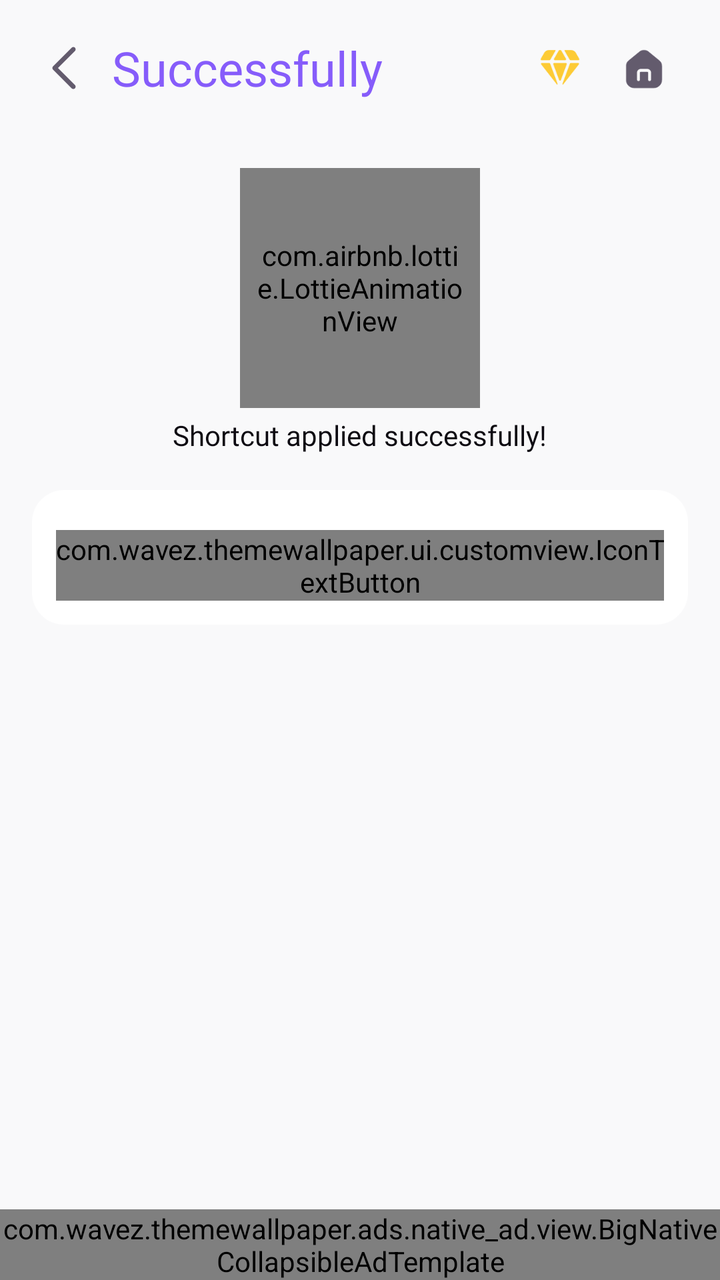
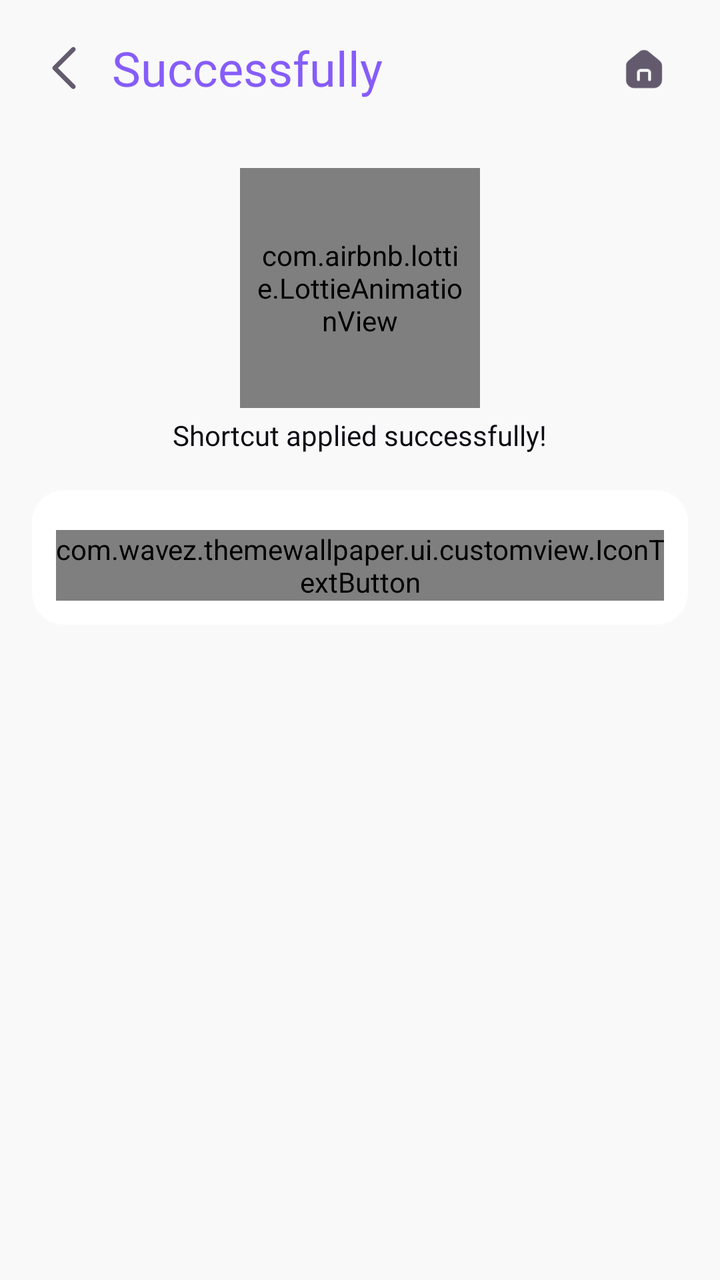

Two renders of the same Android screen: before a commit and after it. Below are the layout's source before the change and the commit's diff.
<!-- AndroidManifest.xml: activity theme Theme.ThemeWallpaper -->
<!-- res/layout/activity_apply_icons.xml -->
<?xml version="1.0" encoding="utf-8"?>
<androidx.constraintlayout.widget.ConstraintLayout xmlns:android="http://schemas.android.com/apk/res/android"
    xmlns:app="http://schemas.android.com/apk/res-auto"
    xmlns:tools="http://schemas.android.com/tools"
    android:id="@+id/main"
    android:layout_width="match_parent"
    android:layout_height="match_parent"
    android:background="@color/surface_1"
    tools:context=".ui.theme.activities.AppliedThemeActivity">

    <LinearLayout
        android:id="@+id/toolbar"
        android:layout_width="match_parent"
        android:layout_height="wrap_content"
        android:gravity="center"
        android:orientation="horizontal"
        android:paddingVertical="10dp"
        android:paddingStart="8dp"
        android:paddingEnd="16dp"
        app:layout_constraintTop_toTopOf="parent">

        <androidx.appcompat.widget.AppCompatImageView
            android:id="@+id/btnBack"
            android:layout_width="48dp"
            android:layout_height="48dp"
            android:background="?selectableItemBackground"
            android:padding="10dp"
            android:src="@drawable/ic_back_1" />

        <androidx.appcompat.widget.AppCompatTextView
            android:id="@+id/tvTitle"
            style="@style/NunitoExtraBold.24"
            android:layout_width="0dp"
            android:layout_height="wrap_content"
            android:layout_weight="1"
            android:ellipsize="end"
            android:maxLines="1"
            android:text="@string/successfully"
            android:textColor="@color/primary_high_em" />

        <androidx.appcompat.widget.AppCompatImageView
            android:id="@+id/btnPremium"
            android:layout_width="wrap_content"
            android:layout_height="wrap_content"
            android:background="?selectableItemBackground"
            android:src="@drawable/ic_premium" />

        <androidx.appcompat.widget.AppCompatImageView
            android:id="@+id/btnHome"
            android:layout_width="44dp"
            android:layout_height="44dp"
            android:background="?selectableItemBackground"
            android:padding="10dp"
            android:src="@drawable/ic_home" />

    </LinearLayout>

    <androidx.core.widget.NestedScrollView
        android:layout_width="match_parent"
        android:layout_height="0dp"
        android:clipToPadding="false"
        app:layout_constraintBottom_toTopOf="@+id/banner_ads"
        app:layout_constraintTop_toBottomOf="@id/toolbar">

        <LinearLayout
            android:layout_width="match_parent"
            android:layout_height="wrap_content"
            android:gravity="center_horizontal"
            android:orientation="vertical"
            android:paddingBottom="24dp">

            <com.airbnb.lottie.LottieAnimationView
                android:id="@+id/lottieLoading"
                android:layout_width="120dp"
                android:layout_height="120dp"
                android:layout_marginTop="16dp"
                android:padding="8dp"
                app:lottie_autoPlay="true"
                app:lottie_loop="true"
                app:lottie_rawRes="@raw/done" />

            <androidx.appcompat.widget.AppCompatTextView
                android:id="@+id/tvAppliedMessage"
                style="@style/NunitoMedium.14"
                android:layout_width="wrap_content"
                android:layout_height="wrap_content"
                android:layout_marginTop="4dp"
                android:textColor="@color/textHighEm"
                android:text="@string/shortcut_applied_successfully" />

            <LinearLayout
                android:id="@+id/viewRemainingIcons"
                android:layout_width="match_parent"
                android:layout_height="wrap_content"
                android:layout_marginHorizontal="16dp"
                android:layout_marginTop="18dp"
                android:background="@drawable/border_16"
                android:gravity="center_horizontal"
                android:orientation="vertical"
                android:padding="12dp"
                android:visibility="visible">

                <androidx.recyclerview.widget.RecyclerView
                    android:id="@+id/rcvRemainingIcons"
                    android:layout_width="wrap_content"
                    android:layout_height="wrap_content"
                    android:nestedScrollingEnabled="false"
                    app:layoutManager="androidx.recyclerview.widget.GridLayoutManager"
                    app:spanCount="4"
                    tools:itemCount="8"
                    tools:listitem="@layout/item_icon_preview" />

                <com.wavez.themewallpaper.ui.customview.IconTextButton
                    android:id="@+id/btnViewMoreIcons"
                    android:layout_width="match_parent"
                    android:layout_height="wrap_content"
                    android:layout_marginTop="8dp"
                    app:btnBackground="@drawable/bg_button_outline_1"
                    app:btnIconRight="@drawable/ic_arow_right"
                    app:btnText="@string/view_more_icon"
                    app:btnTextColor="@color/primary_high_em" />

            </LinearLayout>

            <LinearLayout
                android:id="@+id/viewSuggestedThemes"
                android:layout_width="match_parent"
                android:layout_height="wrap_content"
                android:orientation="vertical"
                android:visibility="gone">

                <androidx.appcompat.widget.AppCompatTextView
                    style="@style/NunitoBold.16"
                    android:layout_width="match_parent"
                    android:layout_height="wrap_content"
                    android:layout_marginHorizontal="16dp"
                    android:layout_marginTop="22dp"
                    android:text="@string/suggested_themes"
                    android:textColor="@color/textHighEm" />

                <androidx.recyclerview.widget.RecyclerView
                    android:id="@+id/rcvSuggestedThemes"
                    android:layout_width="match_parent"
                    android:layout_height="wrap_content"
                    android:layout_marginHorizontal="16dp"
                    android:layout_marginTop="8dp"
                    android:nestedScrollingEnabled="false"
                    android:orientation="vertical"
                    app:layoutManager="androidx.recyclerview.widget.LinearLayoutManager"
                    tools:listitem="@layout/item_icon" />

            </LinearLayout>

        </LinearLayout>

    </androidx.core.widget.NestedScrollView>

    <com.ads.admob.banner_ads.BannerAdView
        android:id="@+id/banner_ads"
        android:layout_width="match_parent"
        android:layout_height="wrap_content"
        app:layout_constraintBottom_toBottomOf="parent" />

    <com.wavez.themewallpaper.ads.native_ad.view.BigNativeCollapsibleAdTemplate
        android:id="@+id/native_apply"
        android:layout_width="match_parent"
        android:layout_height="wrap_content"
        app:layout_constraintBottom_toBottomOf="parent"
        />

</androidx.constraintlayout.widget.ConstraintLayout>
<!-- res/layout/item_icon_preview.xml (included above) -->
<?xml version="1.0" encoding="utf-8"?>
<LinearLayout xmlns:android="http://schemas.android.com/apk/res/android"
    android:layout_width="wrap_content"
    android:layout_height="wrap_content"
    android:gravity="center"
    android:orientation="vertical"
    android:padding="6dp">

    <com.google.android.material.imageview.ShapeableImageView
        android:id="@+id/ivIcon"
        android:layout_width="56dp"
        android:layout_height="56dp"
        android:scaleType="centerCrop" />
</LinearLayout>
<!-- res/layout/item_icon.xml (included above) -->
<?xml version="1.0" encoding="utf-8"?>
<androidx.constraintlayout.widget.ConstraintLayout xmlns:android="http://schemas.android.com/apk/res/android"
    xmlns:app="http://schemas.android.com/apk/res-auto"
    android:layout_width="match_parent"
    android:layout_height="wrap_content"
    android:layout_marginVertical="12dp"
    android:orientation="vertical">

    <LinearLayout
        android:id="@+id/viewContent"
        android:layout_width="match_parent"
        android:layout_height="wrap_content"
        android:orientation="vertical"
        app:layout_constraintTop_toTopOf="parent">

        <LinearLayout
            android:layout_width="match_parent"
            android:layout_height="wrap_content"
            android:gravity="center_vertical"
            android:orientation="horizontal">

            <androidx.appcompat.widget.AppCompatTextView
                android:id="@+id/tvName"
                style="@style/NunitoMedium.16"
                android:layout_width="0dp"
                android:layout_height="wrap_content"
                android:layout_weight="1"
                android:textColor="@color/textHighEm" />

            <androidx.appcompat.widget.AppCompatTextView
                android:id="@+id/tvViewAll"
                style="@style/NunitoMedium.14"
                android:layout_width="wrap_content"
                android:layout_height="wrap_content"
                android:textColor="@color/primary_med_em"
                android:drawableEnd="@drawable/ic_arow_right"
                android:gravity="center_vertical"
                android:text="@string/view_all" />
        </LinearLayout>

        <com.google.android.material.imageview.ShapeableImageView
            android:id="@+id/ivImage"
            android:layout_width="match_parent"
            android:layout_height="@dimen/_150sdp"
            android:layout_marginTop="8dp"
            android:scaleType="centerCrop"
            android:src="@mipmap/ic_launcher"
            app:shapeAppearance="@style/round_img_16" />

    </LinearLayout>

    <include
        android:id="@+id/viewLoading"
        layout="@layout/view_image_loading"
        android:layout_width="0dp"
        android:layout_height="0dp"
        android:visibility="gone"
        app:layout_constraintBottom_toBottomOf="@id/viewContent"
        app:layout_constraintEnd_toEndOf="@id/viewContent"
        app:layout_constraintStart_toStartOf="@id/viewContent"
        app:layout_constraintTop_toTopOf="@id/viewContent" />
</androidx.constraintlayout.widget.ConstraintLayout>
<!-- res/layout/view_image_loading.xml (included above) -->
<?xml version="1.0" encoding="utf-8"?>
<LinearLayout xmlns:android="http://schemas.android.com/apk/res/android"
    android:layout_width="match_parent"
    android:layout_height="match_parent"
    android:background="@drawable/bg_wallpaper_loading"
    android:gravity="center"
    android:orientation="vertical">

    <LinearLayout
        android:id="@+id/loadingGroup"
        android:layout_width="wrap_content"
        android:layout_height="wrap_content"
        android:gravity="center"
        android:orientation="vertical">

        <ProgressBar
            android:id="@+id/progressLoading"
            style="?android:attr/progressBarStyleSmall"
            android:layout_width="28dp"
            android:layout_height="28dp"
            android:indeterminate="true"
            android:indeterminateTint="@color/primary_high_em" />

        <androidx.appcompat.widget.AppCompatTextView
            style="@style/NunitoMedium.12"
            android:layout_width="wrap_content"
            android:layout_height="wrap_content"
            android:layout_marginTop="8dp"
            android:text="@string/loading"
            android:textColor="@color/text_med_em" />

    </LinearLayout>

    <LinearLayout
        android:id="@+id/errorGroup"
        android:layout_width="wrap_content"
        android:layout_height="wrap_content"
        android:clickable="true"
        android:focusable="true"
        android:foreground="?attr/selectableItemBackgroundBorderless"
        android:gravity="center"
        android:orientation="vertical"
        android:padding="8dp"
        android:visibility="gone">

        <androidx.appcompat.widget.AppCompatImageView
            android:id="@+id/ivReload"
            android:layout_width="32dp"
            android:layout_height="32dp"
            android:src="@drawable/ic_reload" />

        <androidx.appcompat.widget.AppCompatTextView
            style="@style/NunitoMedium.12"
            android:layout_width="wrap_content"
            android:layout_height="wrap_content"
            android:layout_marginTop="6dp"
            android:text="@string/reload"
            android:textColor="@color/text_med_em" />

    </LinearLayout>

</LinearLayout>
<!-- resources referenced by this layout -->
<resources>
  <color name="primary_high_em">#865CFA</color>
  <color name="primary_med_em">#865CFA</color>
  <color name="surface_1">#F9F9FA</color>
  <color name="textHighEm">#0D0A11</color>
  <color name="text_med_em">#635B6D</color>
  <dimen name="_150sdp">150dp</dimen>
  <!-- drawable ic_premium (drawable) -->
  <vector xmlns:android="http://schemas.android.com/apk/res/android"
      android:width="40dp"
      android:height="40dp"
      android:viewportWidth="40"
      android:viewportHeight="40">
      <path
          android:fillColor="#FFFDCB35"
          android:pathData="M14.33 11.06h3.17c0.18 0 0.3 0.2 0.2 0.35l-2.55 4.46c-0.08 0.15-0.23 0.23-0.4 0.23h-4.02c-0.28 0-0.5-0.25-0.4-0.52 0.05-0.16 0.13-0.32 0.21-0.47l1.6-2.78c0.45-0.78 1.28-1.27 2.19-1.27Z"/>
      <path
          android:fillColor="#FFFDCB35"
          android:pathData="M10.9 17.48c-0.3 0-0.52 0.3-0.37 0.57 0.07 0.13 0.16 0.26 0.25 0.38l7.6 9.72c0.2 0.27 0.52 0.02 0.4-0.3l-3.73-10.07c-0.07-0.18-0.24-0.3-0.43-0.3H10.9Z"/>
      <path
          android:fillColor="#FFFDCB35"
          android:pathData="M17.06 17.48c-0.32 0-0.54 0.32-0.43 0.62l2.94 7.93c0.15 0.4 0.71 0.4 0.86 0l2.94-7.93c0.1-0.3-0.11-0.62-0.43-0.62h-5.88Z"/>
      <path
          android:fillColor="#FFFDCB35"
          android:pathData="M25.38 17.48c-0.2 0-0.36 0.12-0.43 0.3l-3.73 10.07c-0.12 0.32 0.2 0.57 0.4 0.3l7.6-9.72c0.1-0.12 0.18-0.25 0.25-0.38 0.15-0.27-0.07-0.57-0.38-0.57h-3.7Z"/>
      <path
          android:fillColor="#FFFDCB35"
          android:pathData="M29.67 15.58c0.1 0.27-0.12 0.52-0.4 0.52h-4.02c-0.17 0-0.32-0.08-0.4-0.23l-2.56-4.46c-0.08-0.16 0.03-0.35 0.2-0.35h3.18c0.9 0 1.74 0.49 2.2 1.27l1.59 2.78c0.08 0.15 0.15 0.31 0.21 0.47Z"/>
      <path
          android:fillColor="#FFFDCB35"
          android:pathData="M23 15.42c0.18 0.3-0.04 0.68-0.4 0.68h-5.2c-0.36 0-0.58-0.38-0.4-0.68l1.9-3.33 0.45-0.8c0.08-0.14 0.24-0.23 0.4-0.23h0.5c0.16 0 0.32 0.1 0.4 0.23l0.45 0.8 1.9 3.33Z"/>
  </vector>
  <string name="loading">Loading…</string>
  <string name="reload">Reload</string>
  <string name="shortcut_applied_successfully">Shortcut applied successfully!</string>
  <string name="successfully">Successfully</string>
  <string name="suggested_themes">Suggested themes</string>
  <string name="view_all">View all</string>
  <string name="view_more_icon">View more icon</string>
  <style name="NunitoBold.16" parent="NunitoBold">
          <item name="android:textSize">16sp</item>
      </style>
  <style name="NunitoExtraBold.24" parent="NunitoExtraBold">
          <item name="android:textSize">24sp</item>
      </style>
  <style name="NunitoMedium.12" parent="NunitoMedium">
          <item name="android:textSize">12sp</item>
      </style>
  <style name="NunitoMedium.14" parent="NunitoMedium">
          <item name="android:textSize">14sp</item>
      </style>
  <style name="NunitoMedium.16" parent="NunitoMedium">
          <item name="android:textSize">16sp</item>
      </style>
  <style name="round_img_16">
          <item name="cornerSize">16dp</item>
      </style>
  <style name="Theme.ThemeWallpaper" parent="Base.Theme.P67ControllerWidget" />
  <color name="white">#FFFFFFFF</color>
  <color name="primary_base_em">#F6F3FF</color>
  <dimen name="_100sdp">100dp</dimen>
  <color name="outlinePrimaryMedEm">#C7B3FF</color>
  <color name="outline_base_em">#F5F4F6</color>
  <color name="ic_launcher_background">#EAC8C9</color>
  <style name="NunitoBold" parent="NunitoBase">
          <item name="android:fontFamily">@font/nunito_bold</item>
          <item name="android:textStyle">bold</item>
      </style>
  <style name="NunitoExtraBold" parent="NunitoBase">
          <item name="android:fontFamily">@font/nunito_extra_bold</item>
      </style>
  <style name="NunitoMedium" parent="NunitoBase">
          <item name="android:fontFamily">@font/nunito_medium</item>
      </style>
  <style name="NunitoBase">
          <item name="android:fontFamily">@font/nunito</item>
      </style>
  <!-- unchanged entries left out for length: 9 -->
</resources>

<!-- the commit's change to res/layout/activity_apply_icons.xml (unified diff, before → after) -->
@@ -39,13 +39,6 @@
             android:textColor="@color/primary_high_em" />
 
         <androidx.appcompat.widget.AppCompatImageView
-            android:id="@+id/btnPremium"
-            android:layout_width="wrap_content"
-            android:layout_height="wrap_content"
-            android:background="?selectableItemBackground"
-            android:src="@drawable/ic_premium" />
-
-        <androidx.appcompat.widget.AppCompatImageView
             android:id="@+id/btnHome"
             android:layout_width="44dp"
             android:layout_height="44dp"
@@ -59,7 +52,7 @@
         android:layout_width="match_parent"
         android:layout_height="0dp"
         android:clipToPadding="false"
-        app:layout_constraintBottom_toTopOf="@+id/banner_ads"
+        app:layout_constraintBottom_toBottomOf="parent"
         app:layout_constraintTop_toBottomOf="@id/toolbar">
 
         <LinearLayout
@@ -154,20 +147,6 @@
         </LinearLayout>
 
     </androidx.core.widget.NestedScrollView>
-
-    <com.ads.admob.banner_ads.BannerAdView
-        android:id="@+id/banner_ads"
-        android:layout_width="match_parent"
-        android:layout_height="wrap_content"
-        app:layout_constraintBottom_toBottomOf="parent" />
-
-    <com.wavez.themewallpaper.ads.native_ad.view.BigNativeCollapsibleAdTemplate
-        android:id="@+id/native_apply"
-        android:layout_width="match_parent"
-        android:layout_height="wrap_content"
-        app:layout_constraintBottom_toBottomOf="parent"
-        />
-
 </androidx.constraintlayout.widget.ConstraintLayout>
 <!-- res/layout/item_icon_preview.xml (included above) -->
 <?xml version="1.0" encoding="utf-8"?>
<!-- resource entries referenced after the edit -->
@@ -6,31 +6,6 @@
   <color name="textHighEm">#0D0A11</color>
   <color name="text_med_em">#635B6D</color>
   <dimen name="_150sdp">150dp</dimen>
-  <!-- drawable ic_premium (drawable) -->
-  <vector xmlns:android="http://schemas.android.com/apk/res/android"
-      android:width="40dp"
-      android:height="40dp"
-      android:viewportWidth="40"
-      android:viewportHeight="40">
-      <path
-          android:fillColor="#FFFDCB35"
-          android:pathData="M14.33 11.06h3.17c0.18 0 0.3 0.2 0.2 0.35l-2.55 4.46c-0.08 0.15-0.23 0.23-0.4 0.23h-4.02c-0.28 0-0.5-0.25-0.4-0.52 0.05-0.16 0.13-0.32 0.21-0.47l1.6-2.78c0.45-0.78 1.28-1.27 2.19-1.27Z"/>
-      <path
-          android:fillColor="#FFFDCB35"
-          android:pathData="M10.9 17.48c-0.3 0-0.52 0.3-0.37 0.57 0.07 0.13 0.16 0.26 0.25 0.38l7.6 9.72c0.2 0.27 0.52 0.02 0.4-0.3l-3.73-10.07c-0.07-0.18-0.24-0.3-0.43-0.3H10.9Z"/>
-      <path
-          android:fillColor="#FFFDCB35"
-          android:pathData="M17.06 17.48c-0.32 0-0.54 0.32-0.43 0.62l2.94 7.93c0.15 0.4 0.71 0.4 0.86 0l2.94-7.93c0.1-0.3-0.11-0.62-0.43-0.62h-5.88Z"/>
-      <path
-          android:fillColor="#FFFDCB35"
-          android:pathData="M25.38 17.48c-0.2 0-0.36 0.12-0.43 0.3l-3.73 10.07c-0.12 0.32 0.2 0.57 0.4 0.3l7.6-9.72c0.1-0.12 0.18-0.25 0.25-0.38 0.15-0.27-0.07-0.57-0.38-0.57h-3.7Z"/>
-      <path
-          android:fillColor="#FFFDCB35"
-          android:pathData="M29.67 15.58c0.1 0.27-0.12 0.52-0.4 0.52h-4.02c-0.17 0-0.32-0.08-0.4-0.23l-2.56-4.46c-0.08-0.16 0.03-0.35 0.2-0.35h3.18c0.9 0 1.74 0.49 2.2 1.27l1.59 2.78c0.08 0.15 0.15 0.31 0.21 0.47Z"/>
-      <path
-          android:fillColor="#FFFDCB35"
-          android:pathData="M23 15.42c0.18 0.3-0.04 0.68-0.4 0.68h-5.2c-0.36 0-0.58-0.38-0.4-0.68l1.9-3.33 0.45-0.8c0.08-0.14 0.24-0.23 0.4-0.23h0.5c0.16 0 0.32 0.1 0.4 0.23l0.45 0.8 1.9 3.33Z"/>
-  </vector>
   <string name="loading">Loading…</string>
   <string name="reload">Reload</string>
   <string name="shortcut_applied_successfully">Shortcut applied successfully!</string>
